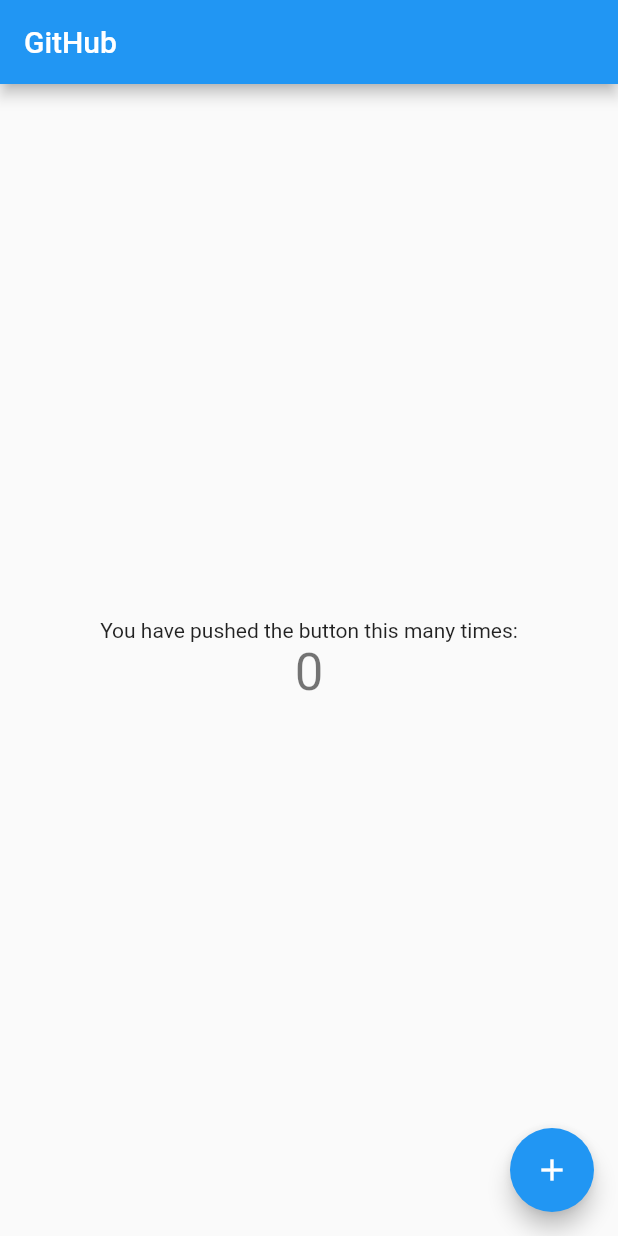
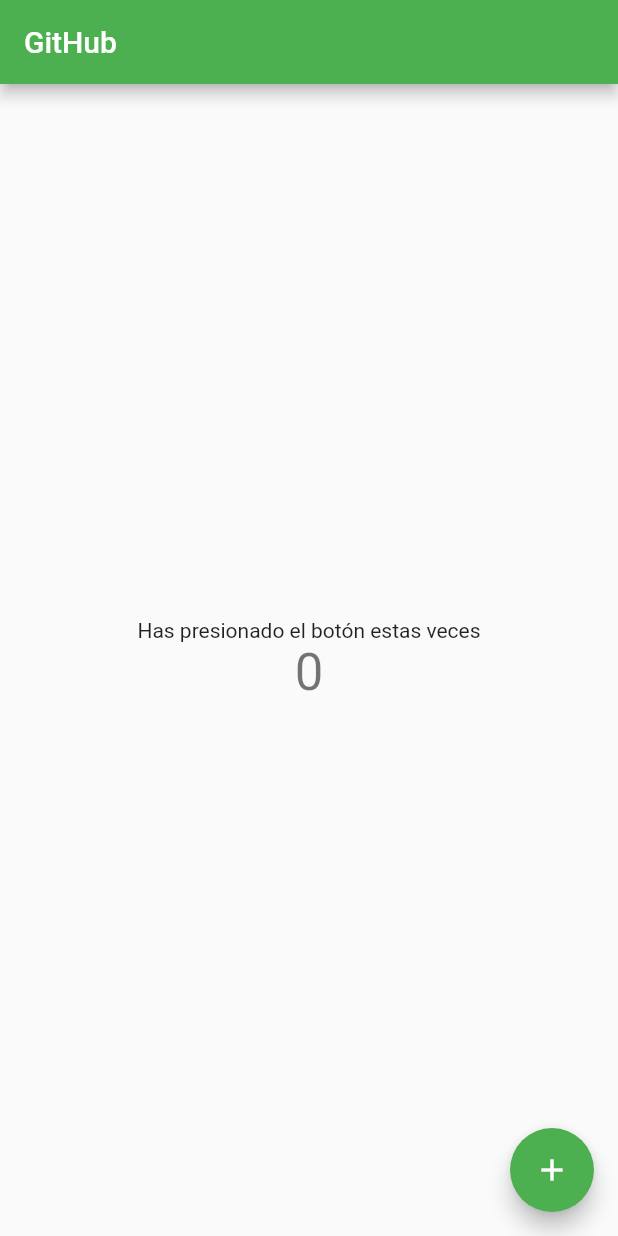
Before and after one commit to rmirandaPromad/Git_GitHub, a Flutter app: the screen it shows after launch, on a phone screen of 412 x 824 dp. Run offline on Flutter 3.47's test engine with Material 2 defaults, Android fonts, the phone set to English and light mode, and no system bars.

Commit message:
Se cambio el color y se cambio el idioma

```diff
--- a/lib/main.dart
+++ b/lib/main.dart
@@ -11,9 +11,11 @@ class MyApp extends StatelessWidget {
   @override
   Widget build(BuildContext context) {
     return MaterialApp(
+      debugShowCheckedModeBanner: false,
       title: 'Curso Git',
       theme: ThemeData(
-        primarySwatch: Colors.blue,
+
+        primarySwatch: Colors.green,
       ),
       home: const MyHomePage(title: 'GitHub'),
     );
@@ -69,7 +71,7 @@ class _MyHomePageState extends State<MyHomePage> {
           mainAxisAlignment: MainAxisAlignment.center,
           children: <Widget>[
             const Text(
-              'You have pushed the button this many times:',
+              'Has presionado el botón estas veces',
             ),
             Text(
               '$_counter',
```
